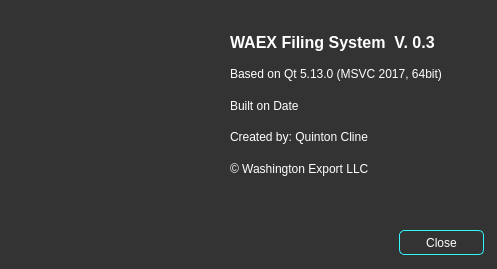
The window that WaExport/aboutwindow.ui (qrcline/WAEX_File_Organizer) describes before a commit, drawn with Qt 5.
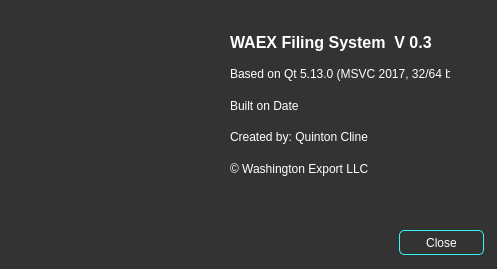
The same window after the commit.

Diff of the .ui file:
```diff
--- a/WaExport/aboutwindow.ui
+++ b/WaExport/aboutwindow.ui
@@ -74,7 +74,7 @@
        <string notr="true">color: rgb(255, 255, 255);</string>
       </property>
       <property name="text">
-       <string>WAEX Filing System  V. 0.3</string>
+       <string>WAEX Filing System  V 0.3</string>
       </property>
      </widget>
     </item>
@@ -84,7 +84,7 @@
        <string notr="true">color: rgb(255, 255, 255);</string>
       </property>
       <property name="text">
-       <string>Based on Qt 5.13.0 (MSVC 2017, 64bit)</string>
+       <string>Based on Qt 5.13.0 (MSVC 2017, 32/64 bit)</string>
       </property>
      </widget>
     </item>
```
